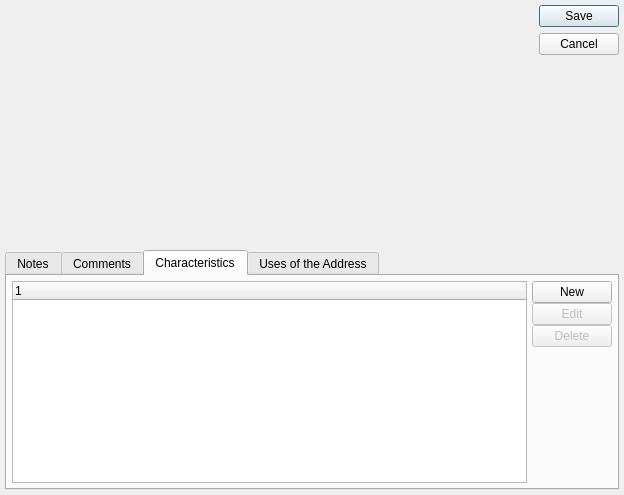
Pegasus-RPG/xtuple-client, file guiclient/address.ui: the form before one commit.
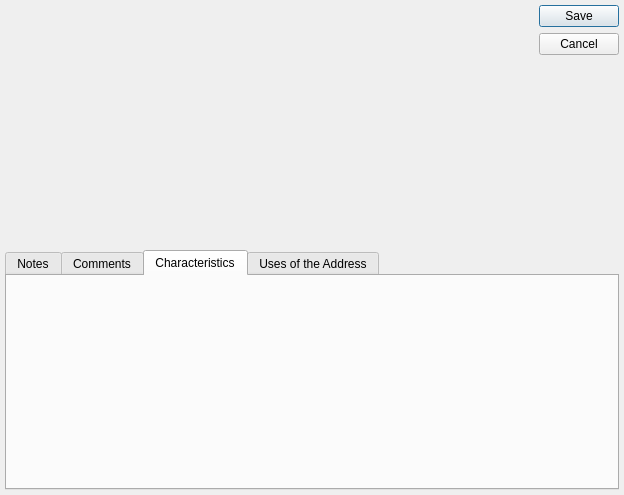
The form after the commit. The open tabs and pages were chosen to show the change. Custom widgets are drawn as their Qt base class.

Commit message: issue #25741 - propagate use of new characteristicsWidget

```diff
--- a/guiclient/address.ui
+++ b/guiclient/address.ui
@@ -103,54 +103,7 @@
       </attribute>
       <layout class="QHBoxLayout">
        <item>
-        <widget class="XTreeWidget" name="_charass"/>
-       </item>
-       <item>
-        <layout class="QVBoxLayout">
-         <property name="spacing">
-          <number>0</number>
-         </property>
-         <item>
-          <widget class="QPushButton" name="_newCharacteristic">
-           <property name="text">
-            <string>New</string>
-           </property>
-          </widget>
-         </item>
-         <item>
-          <widget class="QPushButton" name="_editCharacteristic">
-           <property name="enabled">
-            <bool>false</bool>
-           </property>
-           <property name="text">
-            <string>Edit</string>
-           </property>
-          </widget>
-         </item>
-         <item>
-          <widget class="QPushButton" name="_deleteCharacteristic">
-           <property name="enabled">
-            <bool>false</bool>
-           </property>
-           <property name="text">
-            <string>Delete</string>
-           </property>
-          </widget>
-         </item>
-         <item>
-          <spacer>
-           <property name="orientation">
-            <enum>Qt::Vertical</enum>
-           </property>
-           <property name="sizeHint" stdset="0">
-            <size>
-             <width>20</width>
-             <height>40</height>
-            </size>
-           </property>
-          </spacer>
-         </item>
-        </layout>
+        <widget class="CharacteristicsWidget" name="_charass"/>
        </item>
       </layout>
      </widget>
@@ -209,6 +162,11 @@
    <extends>QWidget</extends>
    <header>addresscluster.h</header>
   </customwidget>
+  <customwidget>
+   <class>CharacteristicsWidget</class>
+   <extends>QWidget</extends>
+   <header>characteristicswidget.h</header>
+  </customwidget>
   <customwidget>
    <class>Comments</class>
    <extends>QWidget</extends>
```
Left out of the diff: 51 changed lines with no effect on the pictures. The commit also changes 44 other files.
